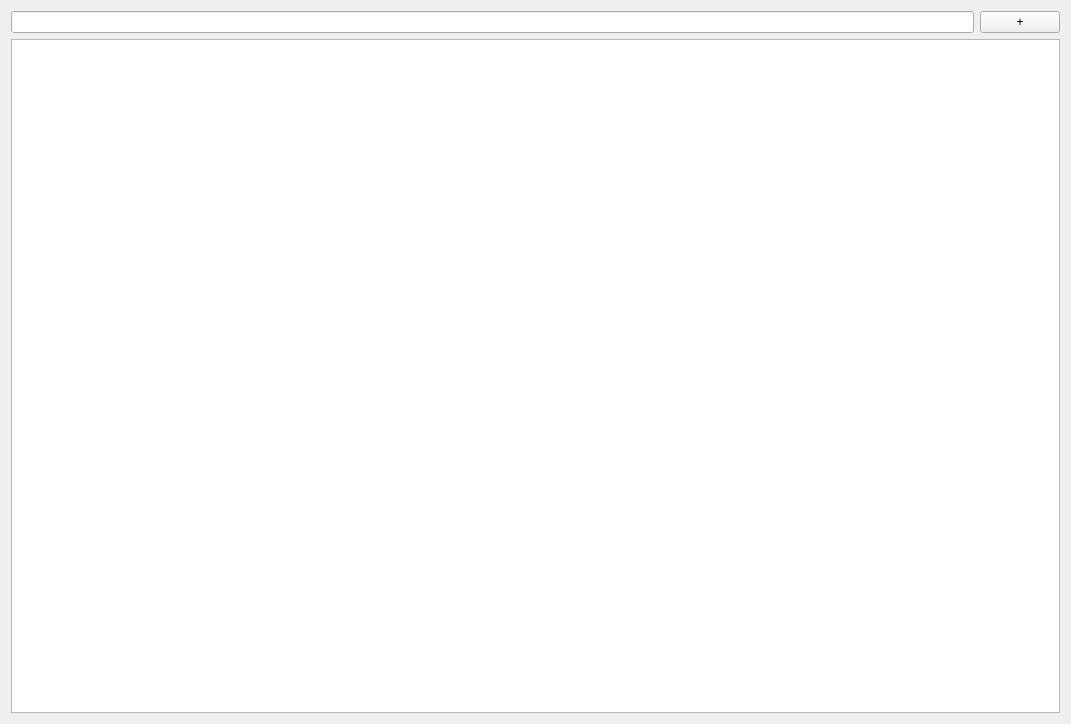
Before: the Qt Designer form KeyLocker/mainwindow.ui in AlexOS12/221_3210_Obukhov, drawn with Qt 5.
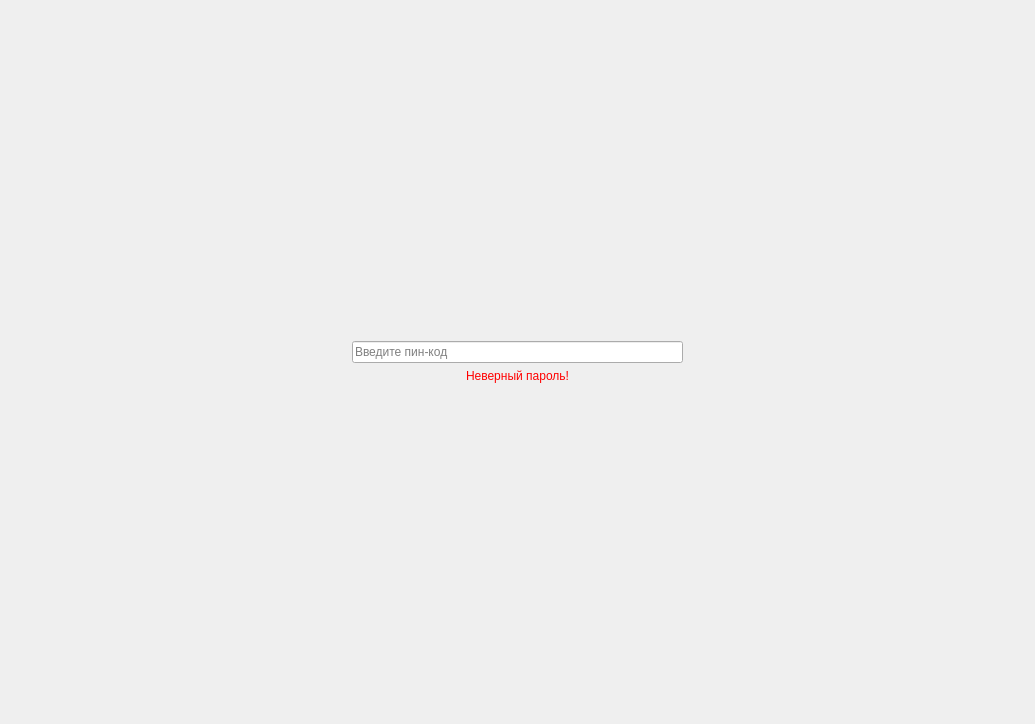
After: the same form once the commit is applied.

```diff
--- a/KeyLocker/mainwindow.ui
+++ b/KeyLocker/mainwindow.ui
@@ -6,7 +6,7 @@
    <rect>
     <x>0</x>
     <y>0</y>
-    <width>1071</width>
+    <width>1035</width>
     <height>724</height>
    </rect>
   </property>
@@ -15,6 +15,99 @@
   </property>
   <layout class="QGridLayout" name="gridLayout">
    <item row="0" column="0">
+    <widget class="QStackedWidget" name="stackedWidget">
+     <property name="currentIndex">
+      <number>0</number>
+     </property>
+     <widget class="QWidget" name="page">
+      <layout class="QGridLayout" name="gridLayout_5">
+       <item row="0" column="0">
+        <layout class="QGridLayout" name="gridLayout_4">
+         <item row="1" column="2">
+          <spacer name="horizontalSpacer_2">
+           <property name="orientation">
+            <enum>Qt::Horizontal</enum>
+           </property>
+           <property name="sizeHint" stdset="0">
+            <size>
+             <width>40</width>
+             <height>20</height>
+            </size>
+           </property>
+          </spacer>
+         </item>
+         <item row="3" column="1">
+          <spacer name="verticalSpacer_2">
+           <property name="orientation">
+            <enum>Qt::Vertical</enum>
+           </property>
+           <property name="sizeHint" stdset="0">
+            <size>
+             <width>20</width>
+             <height>40</height>
+            </size>
+           </property>
+          </spacer>
+         </item>
+         <item row="0" column="1">
+          <spacer name="verticalSpacer">
+           <property name="orientation">
+            <enum>Qt::Vertical</enum>
+           </property>
+           <property name="sizeHint" stdset="0">
+            <size>
+             <width>20</width>
+             <height>40</height>
+            </size>
+           </property>
+          </spacer>
+         </item>
+         <item row="1" column="0">
+          <spacer name="horizontalSpacer">
+           <property name="orientation">
+            <enum>Qt::Horizontal</enum>
+           </property>
+           <property name="sizeHint" stdset="0">
+            <size>
+             <width>40</width>
+             <height>20</height>
+            </size>
+           </property>
+          </spacer>
+         </item>
+         <item row="1" column="1">
+          <widget class="QLineEdit" name="pinEdit">
+           <property name="maxLength">
+            <number>32</number>
+           </property>
+           <property name="echoMode">
+            <enum>QLineEdit::Password</enum>
+           </property>
+           <property name="placeholderText">
+            <string>Введите пин-код</string>
+           </property>
+          </widget>
+         </item>
+         <item row="2" column="1">
+          <widget class="QLabel" name="wrongPassLbl">
+           <property name="styleSheet">
+            <string notr="true">color: rgb(255, 0, 0);</string>
+           </property>
+           <property name="text">
+            <string>Неверный пароль!</string>
+           </property>
+           <property name="alignment">
+            <set>Qt::AlignCenter</set>
+           </property>
+          </widget>
+         </item>
+        </layout>
+       </item>
+      </layout>
+     </widget>
+     <widget class="QWidget" name="page_2">
+      <layout class="QGridLayout" name="gridLayout_2">
+       <item row="0" column="0">
     <layout class="QHBoxLayout" name="horizontalLayout">
      <item>
       <widget class="QLineEdit" name="searchLine"/>
@@ -30,6 +123,10 @@
    </item>
    <item row="1" column="0">
     <widget class="QListWidget" name="listWidget"/>
+       </item>
+      </layout>
+     </widget>
+    </widget>
    </item>
   </layout>
  </widget>
```
Lines whose indentation alone changed are shown as unchanged.
